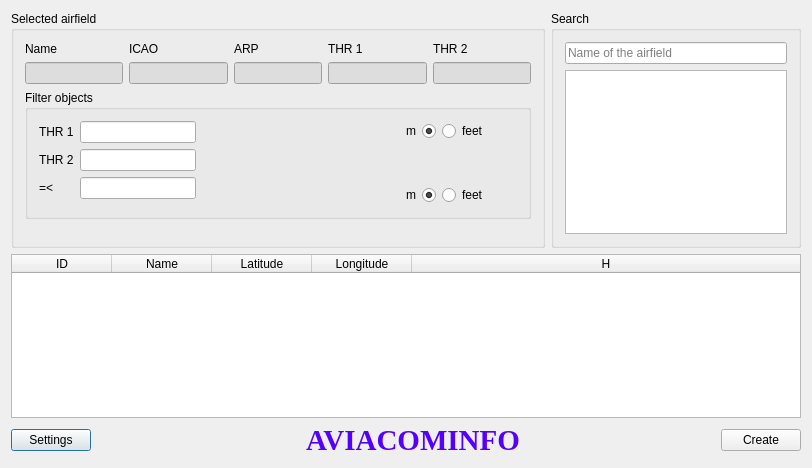
This is maindialog.ui in khmaksim/ObstacleCreator as Qt 5 draws it before an edit. The edited form follows.
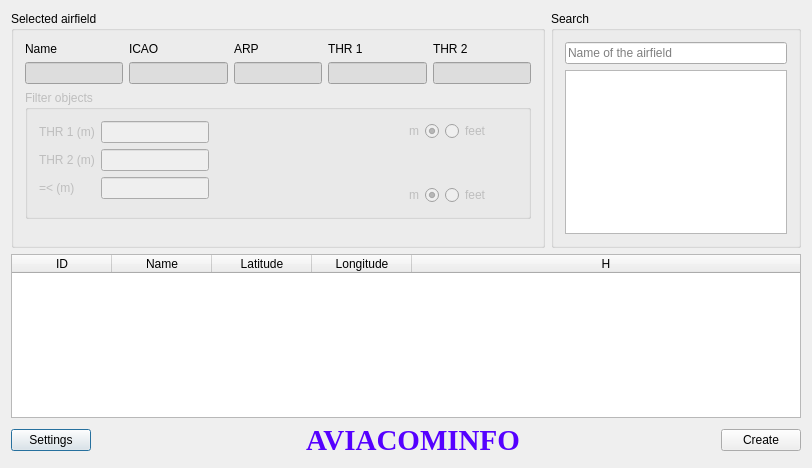
This is the edited form. Icons and pictures are not drawn.

Commit message: Added validator for input value filter. Rename result table. Enable filter after selected airfield. Added clear button for input field.

The edit to the form file:
```diff
--- a/maindialog.ui
+++ b/maindialog.ui
@@ -133,7 +133,10 @@
        </widget>
       </item>
       <item row="2" column="0" rowspan="2" colspan="6">
-       <widget class="QGroupBox" name="groupBox_3">
+       <widget class="QGroupBox" name="filterGroupBox">
+        <property name="enabled">
+         <bool>false</bool>
+        </property>
         <property name="title">
          <string>Filter objects</string>
         </property>
@@ -146,7 +149,7 @@
            <item row="0" column="0">
             <widget class="QLabel" name="label_3">
              <property name="text">
-              <string>THR 1</string>
+              <string>THR 1 (m)</string>
              </property>
              <property name="buddy">
               <cstring>thr1FilterLineEdit</cstring>
@@ -156,20 +159,47 @@
            <item row="0" column="1" rowspan="3">
             <layout class="QVBoxLayout" name="verticalLayout">
              <item>
-              <widget class="QLineEdit" name="thr1FilterLineEdit"/>
+              <widget class="QLineEdit" name="thr1FilterLineEdit">
+               <property name="inputMask">
+                <string/>
+               </property>
+               <property name="clearButtonEnabled">
+                <bool>true</bool>
+               </property>
+              </widget>
              </item>
              <item>
-              <widget class="QLineEdit" name="thr2FilterLineEdit"/>
+              <widget class="QLineEdit" name="thr2FilterLineEdit">
+               <property name="inputMask">
+                <string/>
+               </property>
+               <property name="cursorMoveStyle">
+                <enum>Qt::LogicalMoveStyle</enum>
+               </property>
+               <property name="clearButtonEnabled">
+                <bool>true</bool>
+               </property>
+              </widget>
              </item>
              <item>
-              <widget class="QLineEdit" name="conditionFilterLineEdit"/>
+              <widget class="QLineEdit" name="conditionFilterLineEdit">
+               <property name="inputMask">
+                <string/>
+               </property>
+               <property name="cursorMoveStyle">
+                <enum>Qt::LogicalMoveStyle</enum>
+               </property>
+               <property name="clearButtonEnabled">
+                <bool>true</bool>
+               </property>
+              </widget>
              </item>
             </layout>
            </item>
            <item row="1" column="0">
             <widget class="QLabel" name="label_4">
              <property name="text">
-              <string>THR 2</string>
+              <string>THR 2 (m)</string>
              </property>
              <property name="buddy">
               <cstring>thr2FilterLineEdit</cstring>
@@ -179,7 +209,7 @@
            <item row="2" column="0">
             <widget class="QLabel" name="label_5">
              <property name="text">
-              <string>=&lt;</string>
+              <string>=&lt; (m)</string>
              </property>
              <property name="buddy">
               <cstring>conditionFilterLineEdit</cstring>
```
Left out of the diff: 10 changed lines with no effect on the pictures. The commit also changes 2 other files.
